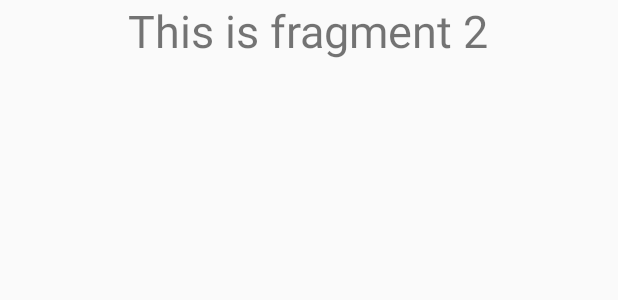
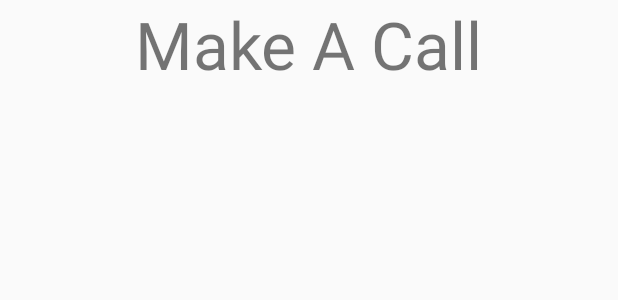
Before and after one commit to friendsies/Alerta, an Android app: the layout fragment2.xml on its own in the app's theme, with its tools: preview values and no code run, on a phone screen of 412 x 824 dp. Shown: the top 300 px of the screen. Run offline under Robolectric (Android 15) with nearby library versions, the phone set to English and light mode, and no system bars.

```diff
--- a/app/src/main/java/me/paxana/alerta/LoginActivity.java
+++ b/app/src/main/java/me/paxana/alerta/LoginActivity.java
@@ -6,6 +6,7 @@
     import android.support.v7.app.AppCompatActivity;
     import android.os.Bundle;
     import android.view.View;
+    import android.view.Window;
     import android.widget.Button;
     import android.widget.EditText;
     import android.widget.TextView;
@@ -58,6 +59,7 @@
                         AlertDialog dialog = builder.create();
                         dialog.show();}
                     else { //if every field is accounted for, log in.
+
                         ParseUser.logInInBackground(username, password, new LogInCallback() {
                             @Override
                             public void done(ParseUser user, ParseException e) {
--- a/app/src/main/res/layout/fragment2.xml
+++ b/app/src/main/res/layout/fragment2.xml
@@ -4,11 +4,13 @@
               android:layout_width="match_parent"
               android:layout_height="match_parent">
 
-<TextView
-android:layout_width="wrap_content"
-android:layout_height="wrap_content"
-android:text="This is fragment 2"
-android:textSize="30sp"
-android:layout_gravity="center"/>
 
+    <TextView
+        android:layout_width="wrap_content"
+        android:layout_height="wrap_content"
+        android:text="Make A Call"
+        android:id="@+id/textView"
+        android:layout_gravity="center_horizontal"
+        android:singleLine="false"
+        android:textSize="44sp"/>
 </LinearLayout>
```
Also changed, not shown: app/src/main/java/me/paxana/alerta/MainActivity.java (+9 -27 lines), app/src/main/java/me/paxana/alerta/fragment/Fragment2.java (+7 -3 lines).
